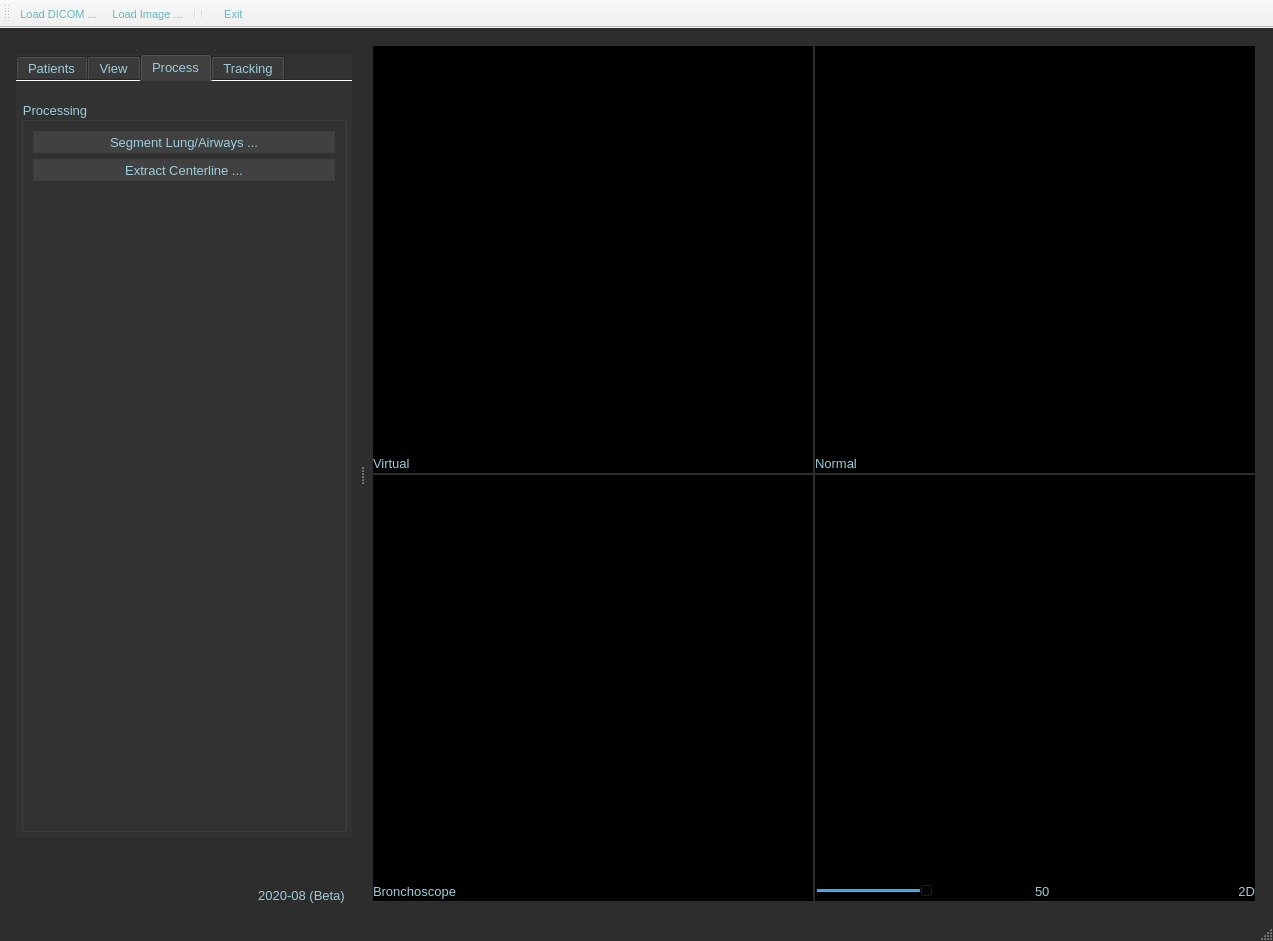
This is src/ui/MainWin.ui in DaneshJoy/bronchoscopy as Qt 5 draws it before an edit. The edited form follows.
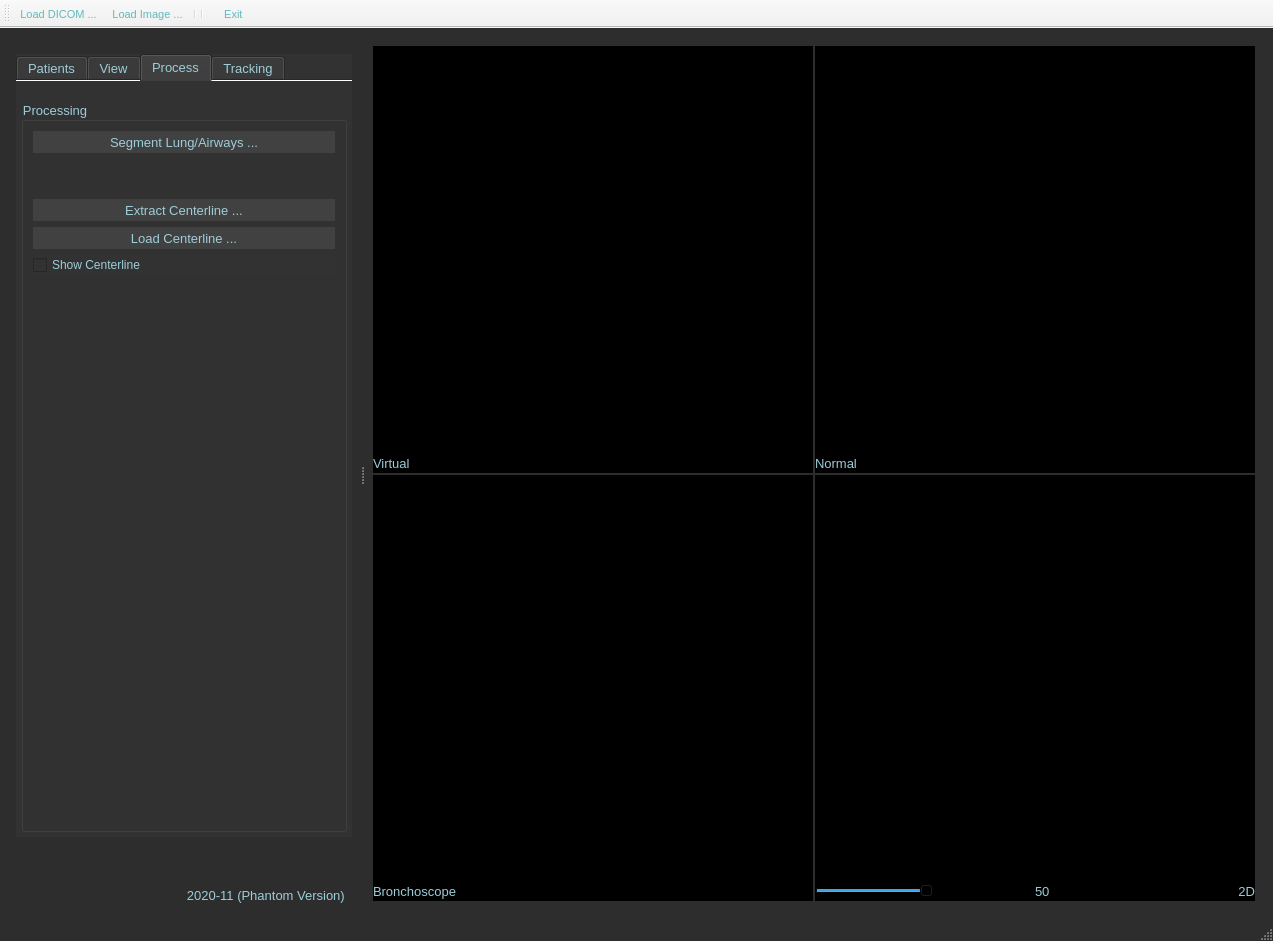
This is the edited form. The open tabs and pages were chosen to show the change. Icons and pictures are not drawn.

Commit message: read points and centerline organized

What changed in the file:
```diff
--- a/src/ui/MainWin.ui
+++ b/src/ui/MainWin.ui
@@ -1232,7 +1232,7 @@
             <item>
              <widget class="QGroupBox" name="groupBox_segmentation">
               <property name="enabled">
-               <bool>false</bool>
+               <bool>true</bool>
               </property>
               <property name="font">
                <font>
@@ -1315,7 +1315,23 @@
                 </widget>
                </item>
                <item>
-                <widget class="QToolButton" name="btn_Centerline">
+                <spacer name="verticalSpacer">
+                 <property name="orientation">
+                  <enum>Qt::Vertical</enum>
+                 </property>
+                 <property name="sizeType">
+                  <enum>QSizePolicy::Minimum</enum>
+                 </property>
+                 <property name="sizeHint" stdset="0">
+                  <size>
+                   <width>20</width>
+                   <height>40</height>
+                  </size>
+                 </property>
+                </spacer>
+               </item>
+               <item>
+                <widget class="QToolButton" name="btn_extractCenterline">
                  <property name="enabled">
                   <bool>false</bool>
                  </property>
@@ -1366,6 +1382,71 @@
                  </property>
                 </widget>
                </item>
+               <item>
+                <widget class="QToolButton" name="btn_loadCenterline">
+                 <property name="enabled">
+                  <bool>false</bool>
+                 </property>
+                 <property name="sizePolicy">
+                  <sizepolicy hsizetype="Preferred" vsizetype="Preferred">
+                   <horstretch>0</horstretch>
+                   <verstretch>0</verstretch>
+                  </sizepolicy>
+                 </property>
+                 <property name="font">
+                  <font>
+                   <pointsize>10</pointsize>
+                  </font>
+                 </property>
+                 <property name="cursor">
+                  <cursorShape>PointingHandCursor</cursorShape>
+                 </property>
+                 <property name="layoutDirection">
+                  <enum>Qt::LeftToRight</enum>
+                 </property>
+                 <property name="autoFillBackground">
+                  <bool>false</bool>
+                 </property>
+                 <property name="styleSheet">
+                  <string notr="true">background-color: rgb(65, 65, 65);</string>
+                 </property>
+                 <property name="text">
+                  <string>Load Centerline ...</string>
+                 </property>
+                 <property name="icon">
+                  <iconset resource="resources.qrc">
+                   <normaloff>:/icon/icons/centerLine.png</normaloff>:/icon/icons/centerLine.png</iconset>
+                 </property>
+                 <property name="iconSize">
+                  <size>
+                   <width>50</width>
+                   <height>50</height>
+                  </size>
+                 </property>
+                 <property name="checkable">
+                  <bool>false</bool>
+                 </property>
+                 <property name="toolButtonStyle">
+                  <enum>Qt::ToolButtonTextBesideIcon</enum>
+                 </property>
+                 <property name="autoRaise">
+                  <bool>true</bool>
+                 </property>
+                </widget>
+               </item>
+               <item>
+                <widget class="QCheckBox" name="checkBox_showCenterline">
+                 <property name="enabled">
+                  <bool>false</bool>
+                 </property>
+                 <property name="text">
+                  <string>Show Centerline</string>
+                 </property>
+                 <property name="checked">
+                  <bool>false</bool>
+                 </property>
+                </widget>
+               </item>
                <item>
                 <spacer name="verticalSpacer_6">
                  <property name="orientation">
@@ -2269,7 +2350,7 @@
            <string notr="true">color: rgb(157, 205, 216);</string>
           </property>
           <property name="text">
-           <string>2020-08 (Beta)  </string>
+           <string>2020-11 (Phantom Version)  </string>
           </property>
           <property name="alignment">
            <set>Qt::AlignRight|Qt::AlignTrailing|Qt::AlignVCenter</set>
```
Left out of the diff: 78 changed lines with no effect on the pictures. The commit also changes 17 other files.
